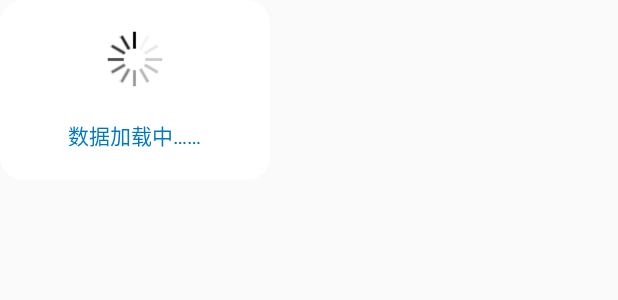
After one commit to rankaifeng/CoolFrame, an Android app: the layout new_dialog_load.xml on its own in the app's theme, with its tools: preview values and no code run, on a phone screen of 412 x 824 dp. The commit adds this screen. Shown: the top 300 px of the screen. Run offline under Robolectric (Android 15) with nearby library versions, the phone set to English and light mode, and no system bars.

Commit message:
新增加载动画

```diff
--- a/CoolFrame/app/src/main/java/cool/frame/com/coolframe/presenter/IPresenter.java
+++ b/CoolFrame/app/src/main/java/cool/frame/com/coolframe/presenter/IPresenter.java
@@ -1,9 +1,11 @@
 package cool.frame.com.coolframe.presenter;
+
+import android.app.Activity;
 
 /**
  * Created by rankaifeng on 2017/7/25.
  */
 
 public interface IPresenter {
-    void requestData(int rn, int pn,String searStr);
+    void requestData(int rn, int pn, String searStr, Activity activity);
 }
--- /dev/null
+++ b/CoolFrame/app/src/main/res/drawable/shape_dialog_2dp.xml
@@ -0,0 +1,10 @@
+<?xml version="1.0" encoding="utf-8"?>
+<shape xmlns:android="http://schemas.android.com/apk/res/android">
+
+    <solid android:color="#ffffff" />
+
+    <stroke android:width="0dp" />
+    <corners android:radius="15dp" />
+
+
+</shape>
--- /dev/null
+++ b/CoolFrame/app/src/main/res/layout/new_dialog_load.xml
@@ -0,0 +1,26 @@
+<?xml version="1.0" encoding="utf-8"?>
+<LinearLayout xmlns:android="http://schemas.android.com/apk/res/android"
+    android:id="@+id/dialog_view"
+    android:layout_width="180dp"
+    android:layout_height="120dp"
+    android:background="@drawable/shape_dialog_2dp"
+    android:gravity="center"
+    android:minHeight="60dp"
+    android:minWidth="180dp"
+    android:orientation="vertical"
+    android:padding="10dp">
+
+    <ImageView
+        android:id="@+id/img"
+        android:layout_width="40dp"
+        android:layout_height="40dp"
+        android:src="@drawable/loading_64px" />
+
+    <TextView
+        android:id="@+id/tipTextView"
+        android:layout_width="wrap_content"
+        android:layout_height="wrap_content"
+        android:layout_marginTop="20dp"
+        android:text="数据加载中……"
+        android:textColor="@color/blue_font" />
+</LinearLayout>
--- a/CoolFrame/app/src/main/res/values/colors.xml
+++ b/CoolFrame/app/src/main/res/values/colors.xml
@@ -3,4 +3,5 @@
     <color name="colorPrimary">#3F51B5</color>
     <color name="colorPrimaryDark">#303F9F</color>
     <color name="colorAccent">#FF4081</color>
+    <color name="blue_font">#0078bf</color>
 </resources>
```
Also changed, not shown: CoolFrame/app/src/main/java/cool/frame/com/coolframe/activity/MainActivity.java (+16 -8 lines), CoolFrame/app/src/main/java/cool/frame/com/coolframe/base/BaseActivity.java (+14 -0 lines), CoolFrame/app/src/main/java/cool/frame/com/coolframe/base/BaseListRefreshActivity.java (+11 -9 lines), CoolFrame/app/src/main/java/cool/frame/com/coolframe/presenter/imp/PresenterImp.java (+15 -1 lines), CoolFrame/app/src/main/java/cool/frame/com/coolframe/utils/MyLoadDialog.java (added, +53 -0 lines), CoolFrame/app/src/main/res/anim/loading_animation.xml (added, +15 -0 lines), CoolFrame/app/src/main/res/values/styles.xml (+8 -1 lines), CoolFrame/app/src/main/res/drawable/loading_64px.png (added).
